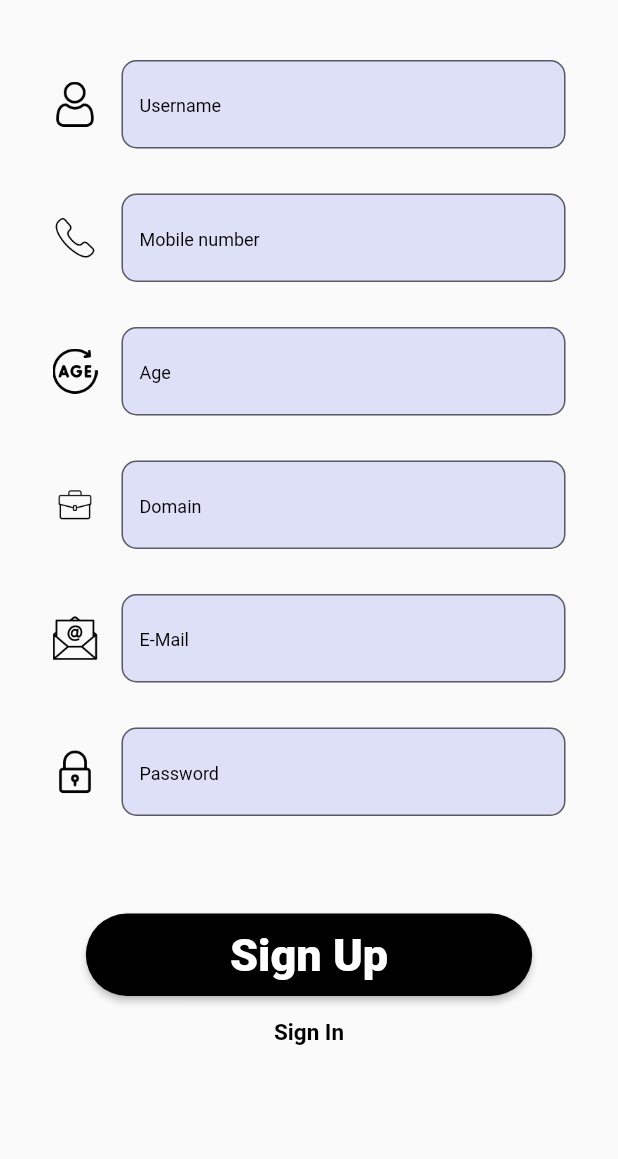
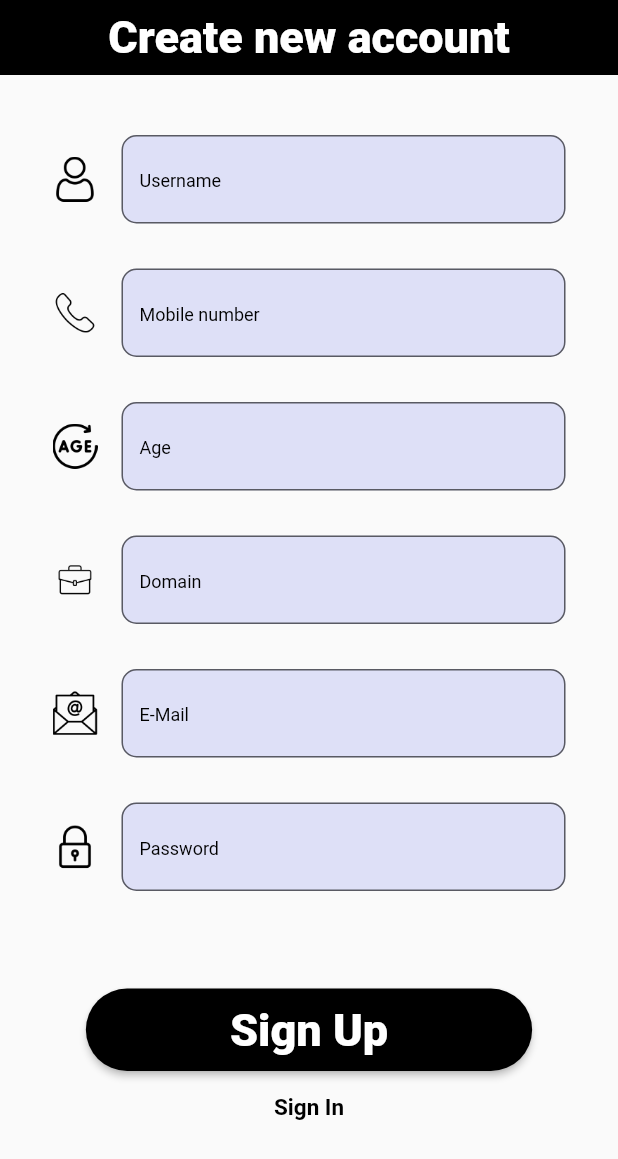
Before and after one commit to Abh1navAbhinav/FireBaseLogin, a Flutter app: the SignUp screen opened directly, on a phone screen of 412 x 824 dp. Shown: the top 1159 px of the screen. Run offline on Flutter 3.47's test engine with Material 2 defaults, Android fonts, the phone set to English and light mode, and no system bars; our stand-ins replace cloud_firestore, firebase_auth, firebase_core, get, google_fonts; accounts and stored records are empty.

```diff
--- a/lib/signin_page/controllers/signin_controller.dart
+++ b/lib/signin_page/controllers/signin_controller.dart
@@ -5,6 +5,7 @@ import 'package:get/get.dart';
 class SigninController extends GetxController {
   final emailController = TextEditingController();
   final passwordController = TextEditingController();
+  final GlobalKey<FormState> formkey = GlobalKey<FormState>();
   var isObscure = false.obs;
 
 
--- a/lib/signup_page/controllers/signup_controler.dart
+++ b/lib/signup_page/controllers/signup_controler.dart
@@ -11,6 +11,7 @@ class SignupController extends GetxController {
   final passwordController = TextEditingController();
   final domainController = TextEditingController();
   final ageController = TextEditingController();
+  final GlobalKey<FormState> formkey = GlobalKey<FormState>();
 
   signup() async {
     await FirebaseAuth.instance.createUserWithEmailAndPassword(
--- a/lib/signup_page/views/signup.dart
+++ b/lib/signup_page/views/signup.dart
@@ -7,7 +7,7 @@ import 'package:sample_fire_base/signup_page/views/widgets/signup_button.dart';
 import 'package:sample_fire_base/signup_page/views/widgets/textfields.dart';
 
 class SignUp extends GetView<SignupController> {
-   SignUp({super.key});
+  SignUp({super.key});
   final signupController = Get.put(SignupController());
 
   @override
@@ -17,36 +17,57 @@ class SignUp extends GetView<SignupController> {
         child: SafeArea(
           child: Column(
             children: [
+              Container(
+                width: double.infinity,
+                height: 50,
+                color: Colors.black,
+                child: Center(
+                  child: Text(
+                    "Create new account",
+                    style: GoogleFonts.roboto(
+                      fontWeight: FontWeight.w800,
+                      color: Colors.white,
+                      fontSize: 30,
+                    ),
+                  ),
+                ),
+              ),
               const SizedBox(height: 10),
               // const Center(child: ProfileImage()),
               const SizedBox(height: 15),
               TextFields(
-                controller: controller.usernameController,
+                vaidator: "Username should is empty",
+                controllers: controller.usernameController,
                 hint: 'Username',
                 image: 'assets/icons/user.png',
               ),
               TextFields(
-                controller: controller.mobileController,
+                vaidator: "Mobile number is empty",
+                controllers: controller.mobileController,
                 hint: 'Mobile number',
                 image: "assets/icons/telephone.png",
               ),
-               TextFields(
-                controller: controller.ageController,
+              TextFields(
+                vaidator: "age is empty",
+                controllers: controller.ageController,
                 hint: 'Age',
                 image: 'assets/icons/age.png',
               ),
-               TextFields(
-                controller: controller.domainController,
+              TextFields(
+                vaidator: 'domain is empty',
+                controllers: controller.domainController,
                 hint: 'Domain',
                 image: 'assets/icons/job.png',
               ),
               TextFields(
-                controller: controller.emailController,
+                vaidator: 'email is empty',
+                controllers: controller.emailController,
                 hint: 'E-Mail',
                 image: "assets/icons/email.png",
               ),
               TextFields(
-                controller: controller.passwordController,
+                vaidator: 'Password is empty',
+                controllers: controller.passwordController,
                 hint: 'Password',
                 image: "assets/icons/padlock.png",
               ),
@@ -60,7 +81,6 @@ class SignUp extends GetView<SignupController> {
               const SignUpButton(),
               TextButton(
                 onPressed: () {
-
                   Get.to(
                     () => SigninPage(),
                   );
--- a/lib/signup_page/views/widgets/textfields.dart
+++ b/lib/signup_page/views/widgets/textfields.dart
@@ -1,17 +1,21 @@
 import 'package:flutter/material.dart';
+import 'package:get/get.dart';
 import 'package:google_fonts/google_fonts.dart';
+import 'package:sample_fire_base/signup_page/controllers/signup_controler.dart';
 
 // ignore: must_be_immutable
-class TextFields extends StatelessWidget {
+class TextFields extends GetView<SignupController> {
   TextFields({
     Key? key,
     required this.hint,
     required this.image,
-    required this.controller,
+    required this.controllers,
+    required this.vaidator,
   }) : super(key: key);
   String hint;
   String image;
-  TextEditingController controller;
+  String vaidator;
+  TextEditingController controllers;
 
   @override
   Widget build(BuildContext context) {
@@ -21,7 +25,7 @@ class TextFields extends StatelessWidget {
         vertical: 15,
       ),
       child: TextFormField(
-        controller: controller,
+        controller: controllers,
         decoration: InputDecoration(
           border: OutlineInputBorder(
             borderRadius: BorderRadius.circular(10),
@@ -42,6 +46,13 @@ class TextFields extends StatelessWidget {
             width: 30,
           ),
         ),
+        validator: (value) {
+          if (value == null || value.isEmpty) {
+            return vaidator;
+          } else {
+            return null;
+          }
+        },
       ),
     );
   }
--- a/lib/view_account_page/views/widgets/eidit.dart
+++ b/lib/view_account_page/views/widgets/eidit.dart
@@ -47,7 +47,7 @@ class EditButton extends GetView<Viewcontroller> {
               radius: 28,
               backgroundColor: Colors.black,
               child: CircleAvatar(
-                radius: 23,
+                radius: 25,
                 backgroundColor: const Color.fromARGB(155, 255, 253, 253),
                 child: IconButton(
                   onPressed: () {
```
Also changed, not shown: lib/signin_page/views/signin.dart (+22 -0 lines), lib/signin_page/views/widgets/sigin_button.dart (+6 -4 lines), lib/signup_page/views/widgets/signup_button.dart (+5 -3 lines), lib/view_account_page/views/view_account.dart (+5 -6 lines).
